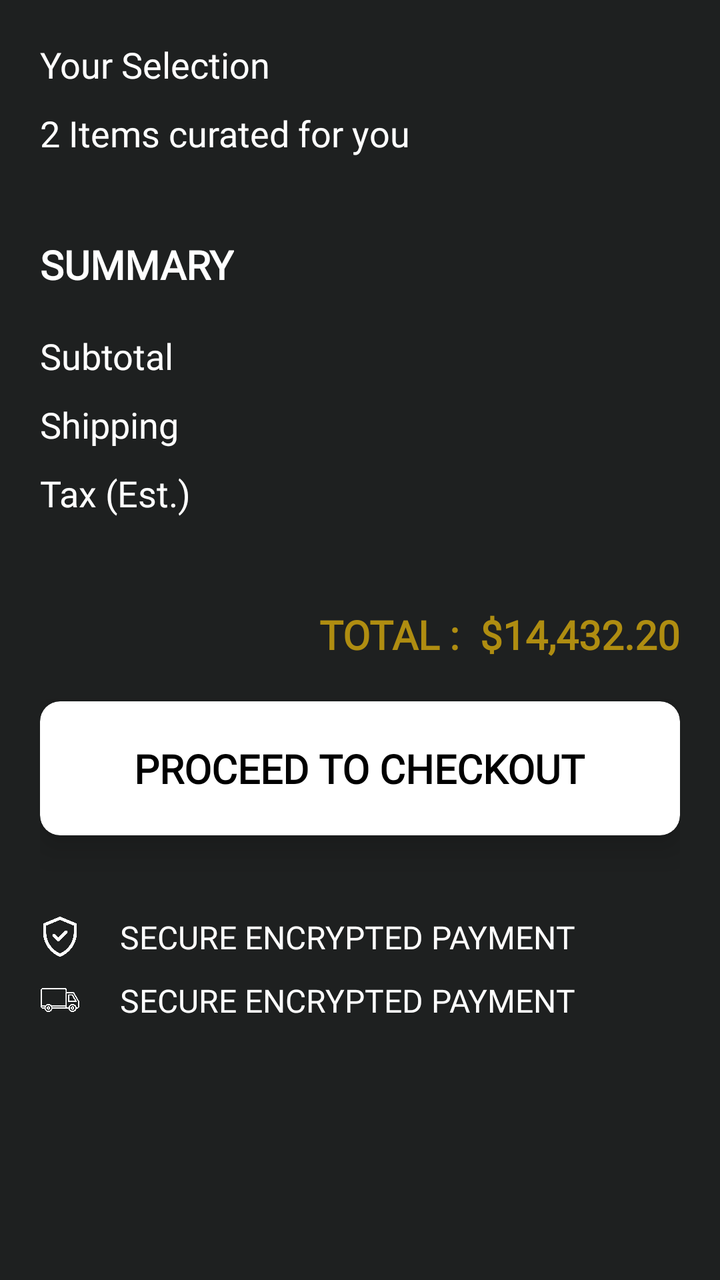
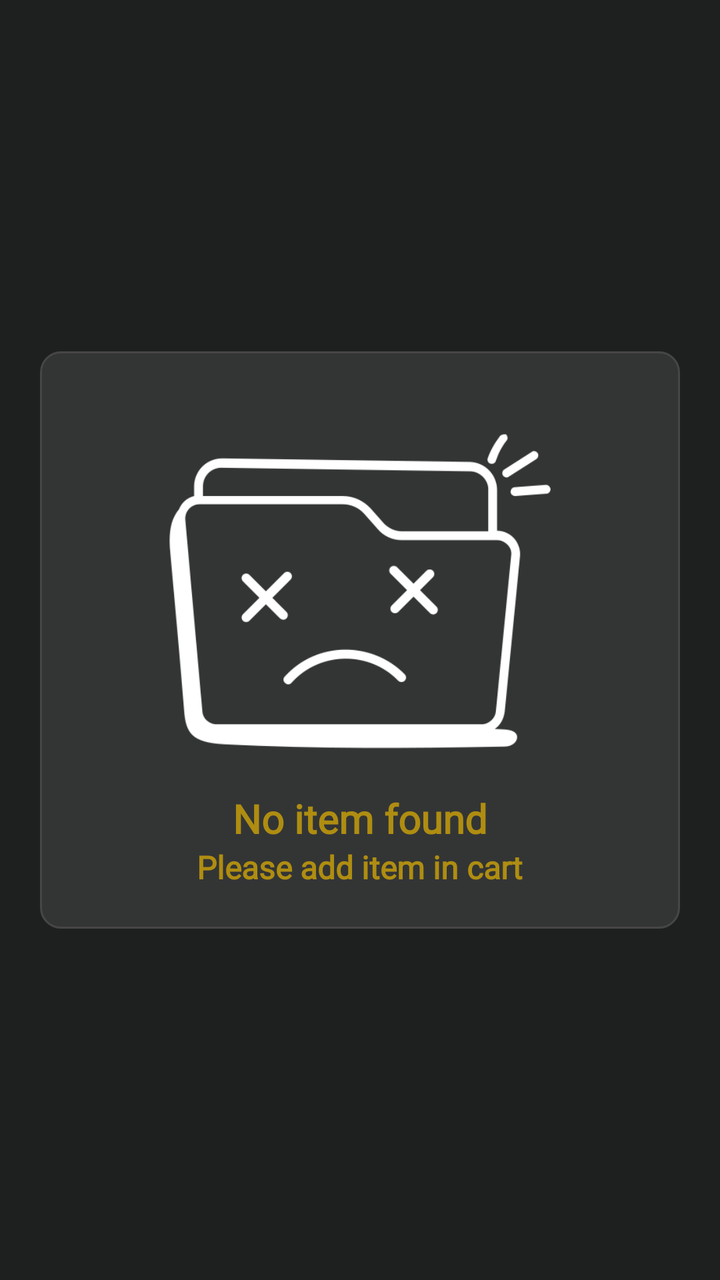

An Android layout rendered at two revisions. The XML below is the earlier revision; the diff shows what the commit changed to produce the second picture.
<!-- AndroidManifest.xml: application theme Theme.Luxora -->
<!-- res/layout/fragment_cart.xml -->
<?xml version="1.0" encoding="utf-8"?>
<androidx.constraintlayout.widget.ConstraintLayout
    xmlns:android="http://schemas.android.com/apk/res/android"
    xmlns:tools="http://schemas.android.com/tools"
    android:layout_width="match_parent"
    android:layout_height="match_parent"
    android:background="@color/surface_container"
    xmlns:app="http://schemas.android.com/apk/res-auto">

    <ScrollView
        android:id="@+id/llScrollMain"
        android:layout_width="match_parent"
        android:layout_height="match_parent"
        android:scrollbars="none"
        android:paddingStart="20dp"
        android:paddingTop="20dp"
        android:paddingEnd="20dp"
        android:visibility="visible"
        app:layout_constraintBottom_toBottomOf="parent"
        app:layout_constraintEnd_toEndOf="parent"
        app:layout_constraintHorizontal_bias="0.5"
        app:layout_constraintStart_toStartOf="parent"
        app:layout_constraintTop_toTopOf="parent"
        app:layout_constraintVertical_bias="0.5"
        tools:context=".screens.fragments.cart.CartFragment">

        <LinearLayout
            android:layout_width="match_parent"
            android:layout_height="match_parent"
            android:orientation="vertical"
            android:paddingBottom="30dp">

            <TextView
                android:layout_width="wrap_content"
                android:layout_height="wrap_content"
                android:fontFamily="@font/playfair_display_bold"
                android:text="Your Selection"
                android:textColor="@color/white"
                android:textSize="18sp" />

            <TextView
                android:id="@+id/tvItemCount"
                android:layout_width="wrap_content"
                android:layout_height="wrap_content"
                android:layout_marginTop="10dp"
                android:fontFamily="@font/montserrat_light"
                android:text="2 Items curated for you"
                android:textColor="@color/white"
                android:textSize="18sp" />

            <androidx.recyclerview.widget.RecyclerView
                android:id="@+id/rvCart"
                android:layout_width="match_parent"
                android:layout_height="wrap_content"
                android:layout_marginTop="20dp"
                android:scrollbars="none"
                tools:itemCount="2"
                tools:listitem="@layout/cart_item_layout" />

            <androidx.constraintlayout.widget.ConstraintLayout
                android:layout_width="match_parent"
                android:layout_height="wrap_content"
                android:layout_marginTop="20dp"
                android:layout_marginBottom="40dp">

                <TextView
                    android:id="@+id/tvSummary"
                    android:layout_width="wrap_content"
                    android:layout_height="wrap_content"
                    android:fontFamily="@font/playfair_display_bold"
                    android:text="Summary"
                    android:textAllCaps="true"
                    android:textColor="@color/white"
                    android:textSize="20sp"
                    android:textStyle="bold"
                    app:layout_constraintStart_toStartOf="parent"
                    app:layout_constraintTop_toTopOf="parent" />

                <TextView
                    android:id="@+id/labelSubtotal"
                    android:layout_width="wrap_content"
                    android:layout_height="wrap_content"
                    android:layout_marginTop="20dp"
                    android:fontFamily="@font/montserrat_medium"
                    android:text="Subtotal"
                    android:textColor="@color/white"
                    android:textSize="18sp"
                    app:layout_constraintStart_toStartOf="parent"
                    app:layout_constraintTop_toBottomOf="@+id/tvSummary" />

                <TextView
                    android:id="@+id/labelShipping"
                    android:layout_width="wrap_content"
                    android:layout_height="wrap_content"
                    android:layout_marginTop="10dp"
                    android:fontFamily="@font/montserrat_medium"
                    android:text="Shipping"
                    android:textColor="@color/white"
                    android:textSize="18sp"
                    app:layout_constraintStart_toStartOf="parent"
                    app:layout_constraintTop_toBottomOf="@+id/labelSubtotal" />

                <TextView
                    android:id="@+id/labelTax"
                    android:layout_width="wrap_content"
                    android:layout_height="wrap_content"
                    android:layout_marginTop="10dp"
                    android:fontFamily="@font/montserrat_medium"
                    android:text="Tax (Est.)"
                    android:textColor="@color/white"
                    android:textSize="18sp"
                    app:layout_constraintStart_toStartOf="parent"
                    app:layout_constraintTop_toBottomOf="@+id/labelShipping" />

                <TextView
                    android:id="@+id/tvAmountShipping"
                    android:layout_width="wrap_content"
                    android:layout_height="wrap_content"
                    android:layout_marginTop="10dp"
                    android:fontFamily="@font/montserrat_medium"
                    android:text=""
                    android:textColor="@color/white"
                    android:textSize="18sp"
                    app:layout_constraintBottom_toBottomOf="@+id/labelShipping"
                    app:layout_constraintEnd_toEndOf="parent"
                    app:layout_constraintTop_toTopOf="@+id/labelShipping" />

                <TextView
                    android:id="@+id/tvAmountSubTotal"
                    android:layout_width="wrap_content"
                    android:layout_height="wrap_content"
                    android:layout_marginTop="10dp"
                    android:fontFamily="@font/montserrat_medium"
                    android:text=""
                    android:textColor="@color/white"
                    android:textSize="18sp"
                    app:layout_constraintBottom_toBottomOf="@+id/labelSubtotal"
                    app:layout_constraintEnd_toEndOf="parent"
                    app:layout_constraintTop_toTopOf="@+id/labelSubtotal" />

                <TextView
                    android:id="@+id/tvAmountTax"
                    android:layout_width="wrap_content"
                    android:layout_height="wrap_content"
                    android:layout_marginTop="10dp"
                    android:fontFamily="@font/montserrat_medium"
                    android:text=""
                    android:textColor="@color/white"
                    android:textSize="18sp"
                    app:layout_constraintBottom_toBottomOf="@+id/labelTax"
                    app:layout_constraintEnd_toEndOf="parent"
                    app:layout_constraintTop_toTopOf="@+id/labelTax" />


            </androidx.constraintlayout.widget.ConstraintLayout>

            <LinearLayout
                android:layout_width="wrap_content"
                android:layout_height="wrap_content"
                android:orientation="horizontal"
                android:layout_gravity="end"
                app:layout_constraintStart_toStartOf="parent"
                app:layout_constraintTop_toTopOf="parent" >

                <TextView
                    android:layout_width="wrap_content"
                    android:layout_height="wrap_content"
                    android:fontFamily="@font/playfair_display_bold"
                    android:text="TOTAL :"
                    android:textAllCaps="true"
                    android:textColor="@color/yellow"
                    android:textSize="20sp"
                    android:textStyle="bold"/>

                <TextView
                    android:id="@+id/tvAmount"
                    android:layout_width="wrap_content"
                    android:layout_height="wrap_content"
                    android:fontFamily="@font/playfair_display_bold"
                    android:text="$14,432.20"
                    android:layout_marginStart="10dp"
                    android:textAllCaps="true"
                    android:textColor="@color/yellow"
                    android:textSize="20sp"
                    android:textStyle="bold"/>

            </LinearLayout>

            <androidx.cardview.widget.CardView
                android:id="@+id/cvCheckOut"
                android:layout_width="match_parent"
                android:layout_height="wrap_content"
                android:layout_marginTop="20dp"
                app:cardCornerRadius="10dp"
                app:cardElevation="10dp">

                <TextView
                    android:id="@+id/tvCheckout"
                    android:layout_width="wrap_content"
                    android:layout_height="wrap_content"
                    android:layout_gravity="center_horizontal"
                    android:fontFamily="@font/montserrat_medium"
                    android:padding="20dp"
                    android:text="Proceed to Checkout"
                    android:textAllCaps="true"
                    android:textColor="@color/black"
                    android:textSize="20sp"
                    android:textStyle="bold"
                    app:layout_constraintStart_toStartOf="parent"
                    app:layout_constraintTop_toTopOf="parent" />

            </androidx.cardview.widget.CardView>

            <LinearLayout
                android:layout_width="match_parent"
                android:layout_height="wrap_content"
                android:orientation="horizontal"
                android:layout_marginTop="40dp">

                <ImageView
                    android:layout_width="20dp"
                    android:layout_height="20dp"
                    android:tint="@color/white"
                    android:layout_gravity="center_vertical"
                    android:src="@drawable/verified"/>

                <TextView
                    android:layout_width="wrap_content"
                    android:layout_height="wrap_content"
                    android:fontFamily="@font/montserrat_medium"
                    android:text="Secure Encrypted Payment"
                    android:textColor="@color/white"
                    android:textSize="16sp"
                    android:layout_marginStart="20dp"
                    android:textAllCaps="true"
                    app:layout_constraintStart_toStartOf="parent"
                    app:layout_constraintTop_toBottomOf="@+id/tvSummary" />

            </LinearLayout>

            <LinearLayout
                android:layout_width="match_parent"
                android:layout_height="wrap_content"
                android:orientation="horizontal"
                android:layout_marginTop="10dp"
                android:layout_marginBottom="20dp">

                <ImageView
                    android:layout_width="20dp"
                    android:layout_height="20dp"
                    android:tint="@color/white"
                    android:layout_gravity="center_vertical"
                    android:src="@drawable/van"/>

                <TextView
                    android:layout_width="wrap_content"
                    android:layout_height="wrap_content"
                    android:fontFamily="@font/montserrat_medium"
                    android:text="Secure Encrypted Payment"
                    android:textColor="@color/white"
                    android:textSize="16sp"
                    android:layout_marginStart="20dp"
                    android:textAllCaps="true"
                    app:layout_constraintStart_toStartOf="parent"
                    app:layout_constraintTop_toBottomOf="@+id/tvSummary" />

            </LinearLayout>

        </LinearLayout>


    </ScrollView>


    <LinearLayout
        android:id="@+id/llNoItemFound"
        android:layout_width="wrap_content"
        android:layout_height="wrap_content"
        app:layout_constraintBottom_toBottomOf="parent"
        app:layout_constraintEnd_toEndOf="parent"
        app:layout_constraintHorizontal_bias="0.5"
        app:layout_constraintStart_toStartOf="parent"
        app:layout_constraintTop_toTopOf="parent"
        app:layout_constraintVertical_bias="0.5"
        android:visibility="gone"
        android:orientation="vertical">

        <ImageView
            android:layout_width="200dp"
            android:layout_height="200dp"
            android:src="@drawable/empty_folder"
            android:tint="@color/white" />

        <TextView
            android:layout_width="wrap_content"
            android:layout_height="wrap_content"
            android:layout_gravity="center_horizontal"
            android:textColor="@color/white"
            android:textStyle="bold"
            android:fontFamily="@font/montserrat_medium"
            android:textSize="20sp"
            android:text="No item found"/>

    </LinearLayout>

</androidx.constraintlayout.widget.ConstraintLayout>
<!-- res/layout/cart_item_layout.xml (included above) -->
<?xml version="1.0" encoding="utf-8"?>
<androidx.cardview.widget.CardView xmlns:tools="http://schemas.android.com/tools"
    android:layout_width="match_parent"
    android:layout_height="wrap_content"
    xmlns:android="http://schemas.android.com/apk/res/android"
    xmlns:app="http://schemas.android.com/apk/res-auto"
    android:layout_marginBottom="20dp"
    android:padding="10dp"
    app:cardCornerRadius="10dp"
    app:cardElevation="10dp">

    <androidx.constraintlayout.widget.ConstraintLayout
        android:layout_width="match_parent"
        android:layout_height="wrap_content"
        android:background="@drawable/light_grey_stroke_grey_rounded_bg">

        <androidx.cardview.widget.CardView
            android:id="@+id/cvProduct"
            android:layout_width="match_parent"
            android:layout_height="wrap_content"
            android:layout_margin="20dp"
            app:cardCornerRadius="10dp"
            app:layout_constraintEnd_toEndOf="parent"
            app:layout_constraintHorizontal_bias="0.5"
            app:layout_constraintStart_toStartOf="parent"
            app:layout_constraintTop_toTopOf="parent">

            <ImageView
                android:id="@+id/ivProduct"
                android:layout_width="match_parent"
                android:layout_height="200dp"
                android:scaleType="centerCrop"
                android:src="@drawable/watch1"
                app:layout_constraintBottom_toBottomOf="parent"
                app:layout_constraintEnd_toEndOf="parent"
                app:layout_constraintHorizontal_bias="0.5"
                app:layout_constraintStart_toStartOf="parent"
                app:layout_constraintTop_toTopOf="parent"
                app:layout_constraintVertical_bias="0.5" />

        </androidx.cardview.widget.CardView>

        <LinearLayout
            android:layout_width="match_parent"
            android:layout_height="wrap_content"
            android:orientation="vertical"
            android:paddingHorizontal="20dp"
            app:layout_constraintEnd_toEndOf="parent"
            app:layout_constraintHorizontal_bias="0.5"
            app:layout_constraintStart_toStartOf="parent"
            app:layout_constraintTop_toBottomOf="@id/cvProduct">

            <TextView
                android:id="@+id/tvProduct"
                android:layout_width="wrap_content"
                android:layout_height="wrap_content"
                android:layout_marginStart="20dp"
                android:layout_marginTop="20dp"
                android:fontFamily="@font/playfair_display_bold"
                android:text="Onyx Chronograph"
                android:textAllCaps="true"
                android:maxLines="1"
                android:textColor="@color/white"
                android:textStyle="bold" />

            <TextView
                android:id="@+id/tvDetail"
                android:layout_width="wrap_content"
                android:layout_height="wrap_content"
                android:layout_marginStart="20dp"
                android:layout_marginTop="5dp"
                android:maxLines="1"
                android:fontFamily="@font/montserrat_medium"
                android:text="Movement: Automatic • Strap: Obsidian"
                android:textAllCaps="true"
                android:textColor="@color/white" />

            <androidx.constraintlayout.widget.ConstraintLayout
                android:layout_width="match_parent"
                android:layout_height="wrap_content"
                android:layout_marginTop="20dp"
                android:layout_marginBottom="20dp">

                <LinearLayout
                    android:id="@+id/llAddOrDecrement"
                    android:layout_width="wrap_content"
                    android:layout_height="wrap_content"
                    android:background="@drawable/light_grey_stroke_black_rounded_bg"
                    android:orientation="horizontal"
                    android:paddingStart="10dp"
                    android:paddingTop="5dp"
                    android:paddingEnd="10dp"
                    android:paddingBottom="5dp"
                    app:layout_constraintBottom_toBottomOf="parent"
                    app:layout_constraintStart_toStartOf="parent"
                    app:layout_constraintTop_toTopOf="parent"
                    app:layout_constraintVertical_bias="0.5">

                    <androidx.appcompat.widget.AppCompatImageView
                        android:id="@+id/ivAdd"
                        android:layout_width="15dp"
                        android:layout_height="15dp"
                        android:layout_gravity="center_vertical"
                        android:src="@drawable/add"
                        android:tint="@color/white" />

                    <TextView
                        android:id="@+id/tvQuantity"
                        android:layout_width="wrap_content"
                        android:layout_height="wrap_content"
                        android:layout_marginStart="20dp"
                        android:fontFamily="@font/montserrat_medium"
                        android:text="1"
                        android:textAllCaps="true"
                        android:textColor="@color/white"
                        android:textSize="18sp" />

                    <androidx.appcompat.widget.AppCompatImageView
                        android:id="@+id/ivMinus"
                        android:layout_width="15dp"
                        android:layout_height="15dp"
                        android:layout_gravity="center_vertical"
                        android:layout_marginStart="20dp"
                        android:src="@drawable/minus"
                        android:tint="@color/white" />


                </LinearLayout>

                <TextView
                    android:id="@+id/tvPrice"
                    android:layout_width="wrap_content"
                    android:layout_height="wrap_content"
                    android:layout_marginStart="20dp"
                    android:fontFamily="@font/playfair_display_bold"
                    android:text="$12,450.00"
                    android:textAllCaps="true"
                    android:textColor="@color/yellow"
                    android:textSize="18sp"
                    android:maxLines="1"
                    app:layout_constraintEnd_toEndOf="parent"
                    app:layout_constraintTop_toTopOf="@id/llAddOrDecrement"
                    app:layout_constraintBottom_toBottomOf="@id/llAddOrDecrement"/>

            </androidx.constraintlayout.widget.ConstraintLayout>

        </LinearLayout>



    </androidx.constraintlayout.widget.ConstraintLayout>


</androidx.cardview.widget.CardView>
<!-- resources referenced by this layout -->
<resources>
  <color name="black">#FF000000</color>
  <color name="surface_container">#1E2020</color>
  <color name="white">#FFFFFFFF</color>
  <color name="yellow">#AF8D11</color>
  <!-- drawable add: png bitmap (drawable, 5823 bytes) -->
  <!-- drawable empty_folder: png bitmap (drawable, 13201 bytes) -->
  <!-- drawable light_grey_stroke_black_rounded_bg (drawable) -->
  <?xml version="1.0" encoding="utf-8"?>
  <shape xmlns:android="http://schemas.android.com/apk/res/android">
      <solid android:color="@color/surface_container"/>
  
      <stroke android:color="@color/on_primary_fixed_variant"
          android:width="1dp" />
  
      <corners android:radius="10dp"/>
  
  </shape>
  <!-- drawable light_grey_stroke_grey_rounded_bg (drawable) -->
  <?xml version="1.0" encoding="utf-8"?>
  <shape xmlns:android="http://schemas.android.com/apk/res/android">
      <solid android:color="@color/surface_container_highest"/>
  
      <stroke android:color="@color/on_primary_fixed_variant"
          android:width="1dp" />
  
      <corners android:radius="10dp"/>
  
  </shape>
  <!-- drawable minus: png bitmap (drawable, 2530 bytes) -->
  <!-- drawable van: png bitmap (drawable, 11482 bytes) -->
  <!-- drawable verified: png bitmap (drawable, 13350 bytes) -->
  <!-- drawable watch1: jpg bitmap (drawable, 393806 bytes) -->
  <style name="Theme.Luxora" parent="Base.Theme.Luxora" />
  <color name="on_primary_fixed_variant">#474646</color>
  <color name="surface_container_highest">#333535</color>
  <style name="Base.Theme.Luxora" parent="Theme.Material3.DayNight.NoActionBar">
          
          
      </style>
</resources>

<!-- the commit's change to res/layout/fragment_cart.xml (unified diff, before → after) -->
@@ -7,7 +7,7 @@
     android:background="@color/surface_container"
     xmlns:app="http://schemas.android.com/apk/res-auto">
 
-    <ScrollView
+    <androidx.core.widget.NestedScrollView
         android:id="@+id/llScrollMain"
         android:layout_width="match_parent"
         android:layout_height="match_parent"
@@ -15,7 +15,7 @@
         android:paddingStart="20dp"
         android:paddingTop="20dp"
         android:paddingEnd="20dp"
-        android:visibility="visible"
+        android:visibility="gone"
         app:layout_constraintBottom_toBottomOf="parent"
         app:layout_constraintEnd_toEndOf="parent"
         app:layout_constraintHorizontal_bias="0.5"
@@ -55,13 +55,16 @@
                 android:layout_marginTop="20dp"
                 android:scrollbars="none"
                 tools:itemCount="2"
+                android:nestedScrollingEnabled="false"
                 tools:listitem="@layout/cart_item_layout" />
 
             <androidx.constraintlayout.widget.ConstraintLayout
                 android:layout_width="match_parent"
                 android:layout_height="wrap_content"
                 android:layout_marginTop="20dp"
-                android:layout_marginBottom="40dp">
+                android:layout_marginBottom="40dp"
+                android:padding="20dp"
+                android:background="@drawable/light_grey_stroke_grey_rounded_bg">
 
                 <TextView
                     android:id="@+id/tvSummary"
@@ -82,7 +85,7 @@
                     android:layout_height="wrap_content"
                     android:layout_marginTop="20dp"
                     android:fontFamily="@font/montserrat_medium"
-                    android:text="Subtotal"
+                    android:text="Quantity"
                     android:textColor="@color/white"
                     android:textSize="18sp"
                     app:layout_constraintStart_toStartOf="parent"
@@ -118,7 +121,7 @@
                     android:layout_height="wrap_content"
                     android:layout_marginTop="10dp"
                     android:fontFamily="@font/montserrat_medium"
-                    android:text=""
+                    android:text="0"
                     android:textColor="@color/white"
                     android:textSize="18sp"
                     app:layout_constraintBottom_toBottomOf="@+id/labelShipping"
@@ -131,7 +134,7 @@
                     android:layout_height="wrap_content"
                     android:layout_marginTop="10dp"
                     android:fontFamily="@font/montserrat_medium"
-                    android:text=""
+                    android:text="0"
                     android:textColor="@color/white"
                     android:textSize="18sp"
                     app:layout_constraintBottom_toBottomOf="@+id/labelSubtotal"
@@ -144,7 +147,7 @@
                     android:layout_height="wrap_content"
                     android:layout_marginTop="10dp"
                     android:fontFamily="@font/montserrat_medium"
-                    android:text=""
+                    android:text="0"
                     android:textColor="@color/white"
                     android:textSize="18sp"
                     app:layout_constraintBottom_toBottomOf="@+id/labelTax"
@@ -177,7 +180,7 @@
                     android:layout_width="wrap_content"
                     android:layout_height="wrap_content"
                     android:fontFamily="@font/playfair_display_bold"
-                    android:text="$14,432.20"
+                    android:text="0"
                     android:layout_marginStart="10dp"
                     android:textAllCaps="true"
                     android:textColor="@color/yellow"
@@ -217,7 +220,7 @@
                 android:orientation="horizontal"
                 android:layout_marginTop="40dp">
 
-                <ImageView
+                <androidx.appcompat.widget.AppCompatImageView
                     android:layout_width="20dp"
                     android:layout_height="20dp"
                     android:tint="@color/white"
@@ -245,7 +248,7 @@
                 android:layout_marginTop="10dp"
                 android:layout_marginBottom="20dp">
 
-                <ImageView
+                <androidx.appcompat.widget.AppCompatImageView
                     android:layout_width="20dp"
                     android:layout_height="20dp"
                     android:tint="@color/white"
@@ -269,25 +272,30 @@
         </LinearLayout>
 
 
-    </ScrollView>
+    </androidx.core.widget.NestedScrollView>
 
 
     <LinearLayout
         android:id="@+id/llNoItemFound"
-        android:layout_width="wrap_content"
+        android:layout_width="match_parent"
         android:layout_height="wrap_content"
+        android:layout_marginStart="20dp"
+        android:layout_marginEnd="20dp"
+        android:padding="20dp"
+        android:background="@drawable/light_grey_stroke_grey_rounded_bg"
         app:layout_constraintBottom_toBottomOf="parent"
         app:layout_constraintEnd_toEndOf="parent"
         app:layout_constraintHorizontal_bias="0.5"
         app:layout_constraintStart_toStartOf="parent"
         app:layout_constraintTop_toTopOf="parent"
         app:layout_constraintVertical_bias="0.5"
-        android:visibility="gone"
+        android:visibility="visible"
         android:orientation="vertical">
 
-        <ImageView
+        <androidx.appcompat.widget.AppCompatImageView
             android:layout_width="200dp"
             android:layout_height="200dp"
+            android:layout_gravity="center"
             android:src="@drawable/empty_folder"
             android:tint="@color/white" />
 
@@ -295,11 +303,21 @@
             android:layout_width="wrap_content"
             android:layout_height="wrap_content"
             android:layout_gravity="center_horizontal"
-            android:textColor="@color/white"
+            android:textColor="@color/yellow"
             android:textStyle="bold"
             android:fontFamily="@font/montserrat_medium"
             android:textSize="20sp"
             android:text="No item found"/>
+
+        <TextView
+            android:layout_width="wrap_content"
+            android:layout_height="wrap_content"
+            android:layout_gravity="center_horizontal"
+            android:textColor="@color/yellow"
+            android:textStyle="bold"
+            android:fontFamily="@font/montserrat_light"
+            android:textSize="16sp"
+            android:text="Please add item in cart"/>
 
     </LinearLayout>
 
